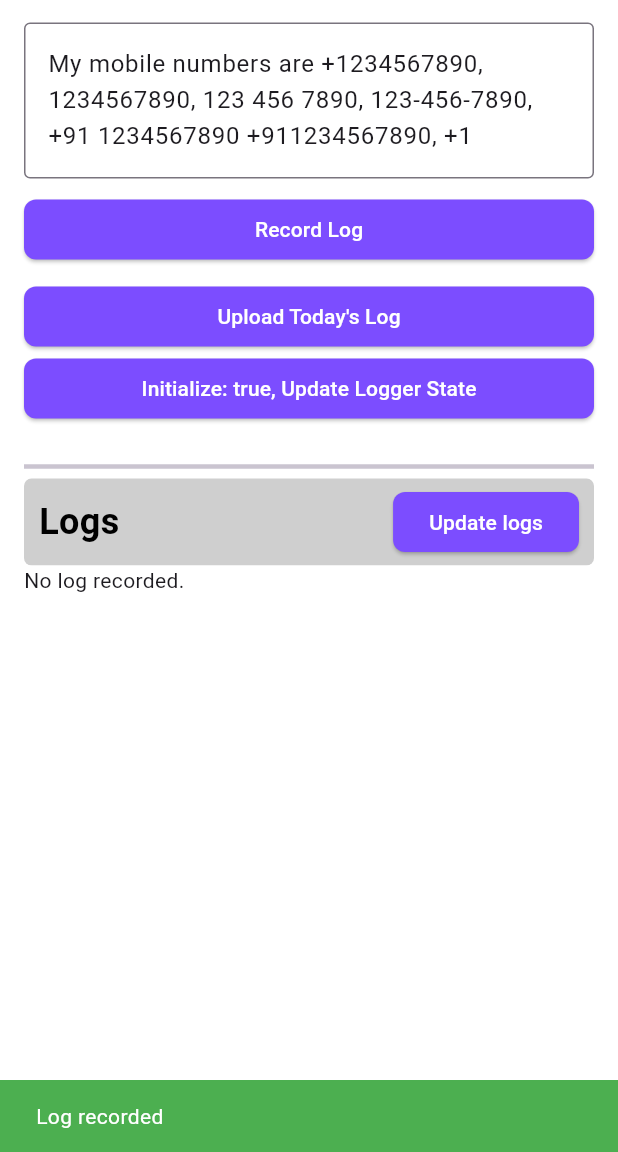
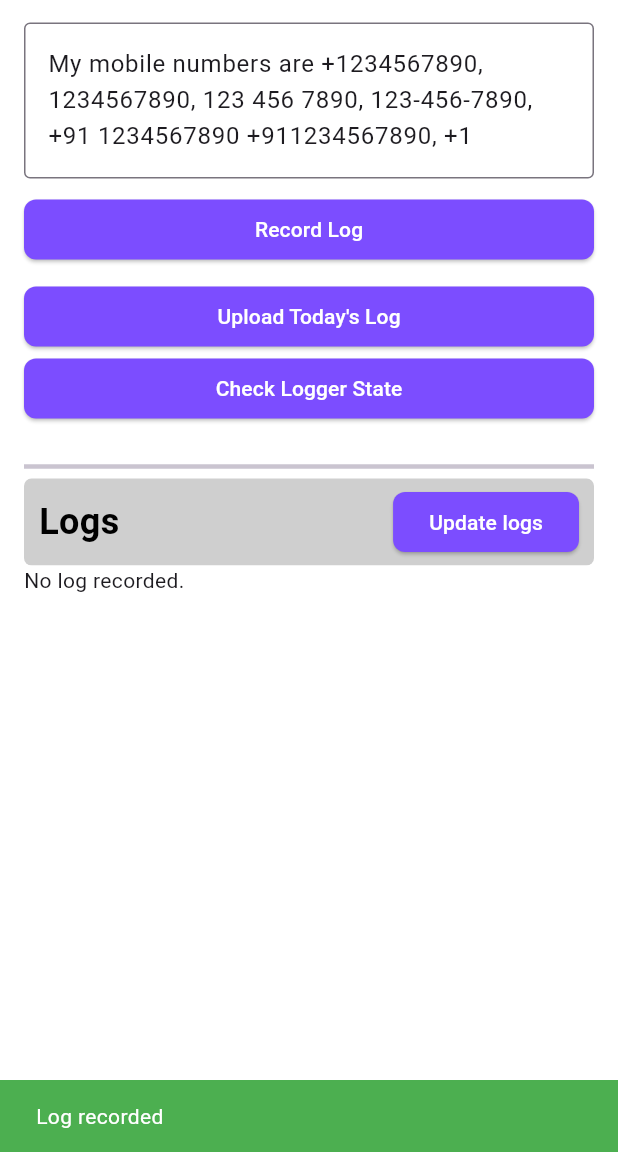
Before and after one commit to Quokka-Labs-LLP/ql-logger-flutter, a Flutter app: the screen it shows after launch, after a tap on "Record Log", on a phone screen of 412 x 824 dp, the part 84-1236 px from its top. Run offline on Flutter 3.47's test engine with Material 3 defaults, Android fonts, the phone set to English and light mode, and no system bars; our stand-ins replace device_info_plus, dio, package_info_plus, permission_handler.

Commit message:
[FIX] Logger initialization UI and README update.

```diff
--- a/example/lib/main.dart
+++ b/example/lib/main.dart
@@ -166,16 +166,11 @@ class _MyHomePageState extends State<MyHomePage> {
                     _showSnackBar(message, Colors.green);
                   },
                   text: 'Upload Today\'s Log'),
-              StatefulBuilder(builder: (context, updateState) {
-                return _button(
-                    onTap: () {
-                      updateState(() {
-                        ServerLogger.isInitialized;
-                      });
-                    },
-                    text:
-                        'Initialize: ${ServerLogger.isInitialized}, Update Logger State');
-              }),
+              _button(
+                  onTap: () {
+                    _showSnackBar('Initialized: ${ServerLogger.isInitialized}', Colors.black);
+                  },
+                  text: 'Check Logger State'),
               const SizedBox(
                 height: 10,
               ),
```
Also changed, not shown: 1 other file.
